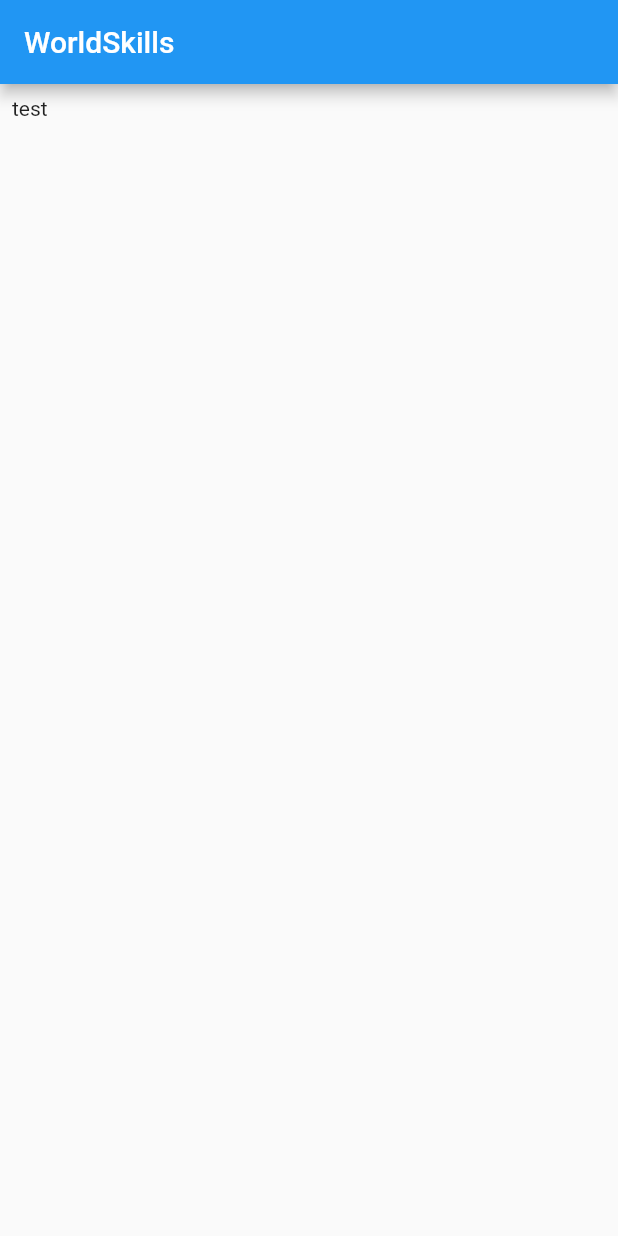
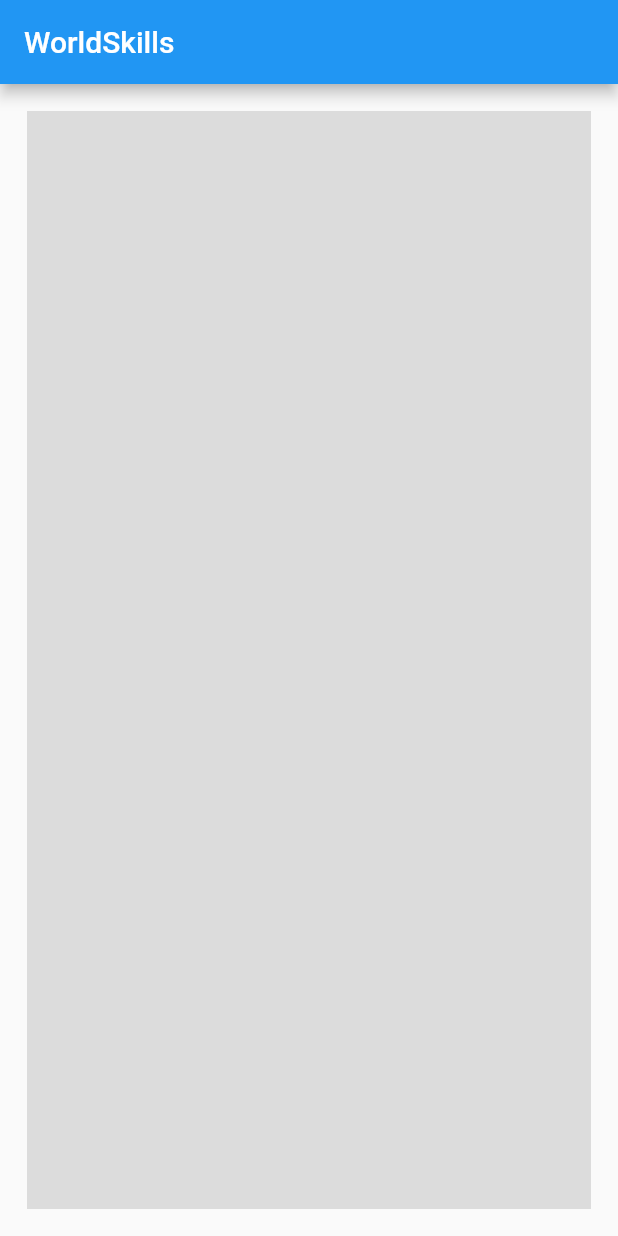
Before and after one commit to Ahbaly/Students-interest, a Flutter app: the screen it shows after launch, on a phone screen of 412 x 824 dp. Run offline on Flutter 3.47's test engine with Material 2 defaults, Android fonts, the phone set to English and light mode, and no system bars.

Commit message:
task 1 : 1st layout

```diff
--- a/lib/main.dart
+++ b/lib/main.dart
@@ -12,7 +12,6 @@ class MyApp extends StatelessWidget {
   Widget build(BuildContext context) {
     return MaterialApp(
       title: 'Flutter Demo',
-
       home: Scaffold(
         // backgroundColor: Colors.blue.shade50,
         appBar: AppBar(
@@ -20,7 +19,20 @@ class MyApp extends StatelessWidget {
         ),
         body: Padding(
           padding: const EdgeInsets.all(8.0),
-          child: Text("test"),
+          child: Container(
+            margin: EdgeInsets.all(10.0),
+            padding: const EdgeInsets.all(10.0),
+            width: double.infinity,
+            decoration: BoxDecoration(
+              color: Colors.black12,
+            ),
+            child: Row(
+              crossAxisAlignment: CrossAxisAlignment.stretch,
+              children: [
+                Text("")
+              ],
+            ),
+          ),
         ),
       ),
     );
```
